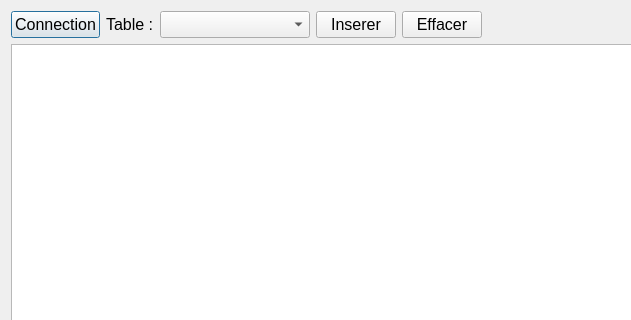
Before: the Qt Designer form 10_SqlQueryModel/dialog.ui in TheoMichaud/Apprendre_QT, drawn with Qt 5; both pictures show x 0 to 631 and y 0 to 320 of the 978 by 440 pixel window.
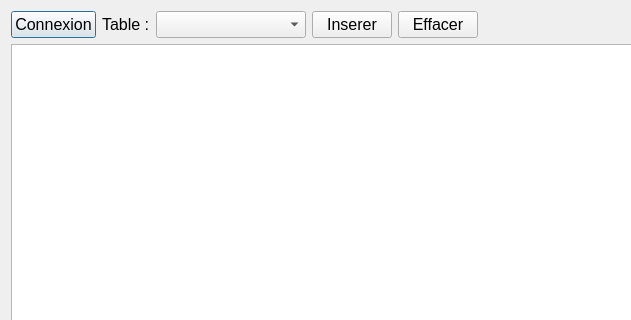
After: the same form once the commit is applied.

The edit to the form file:
```diff
--- a/10_SqlQueryModel/dialog.ui
+++ b/10_SqlQueryModel/dialog.ui
@@ -26,7 +26,7 @@
           </font>
          </property>
          <property name="text">
-          <string>Connection</string>
+          <string>Connexion</string>
          </property>
         </widget>
        </item>
```
